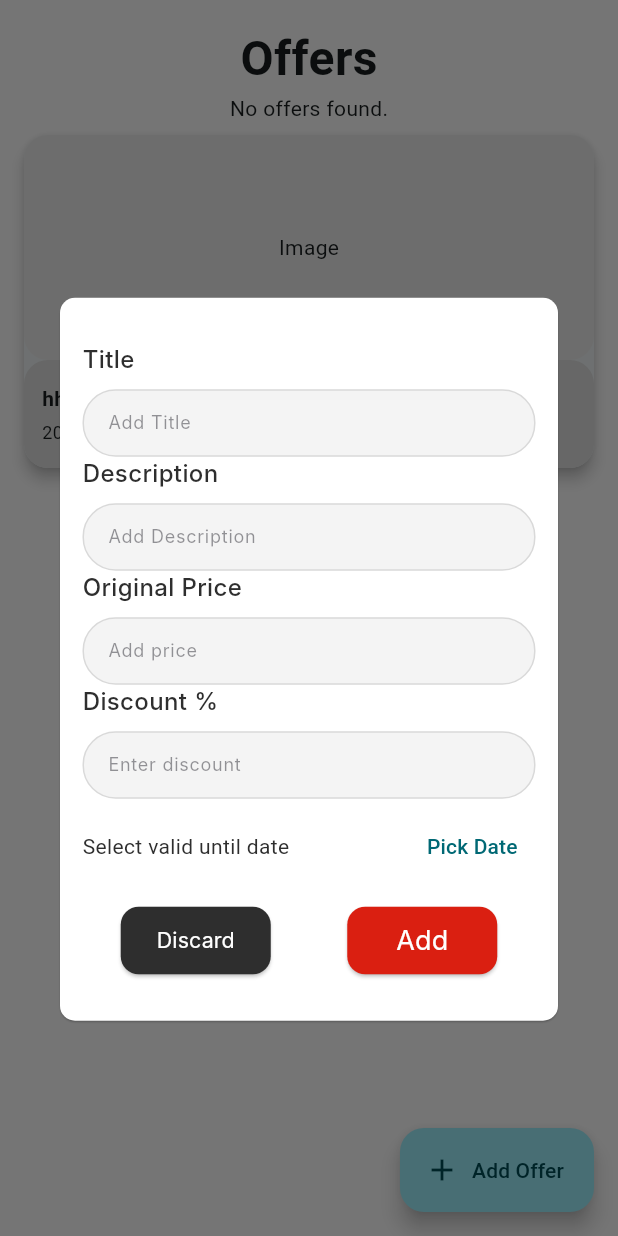
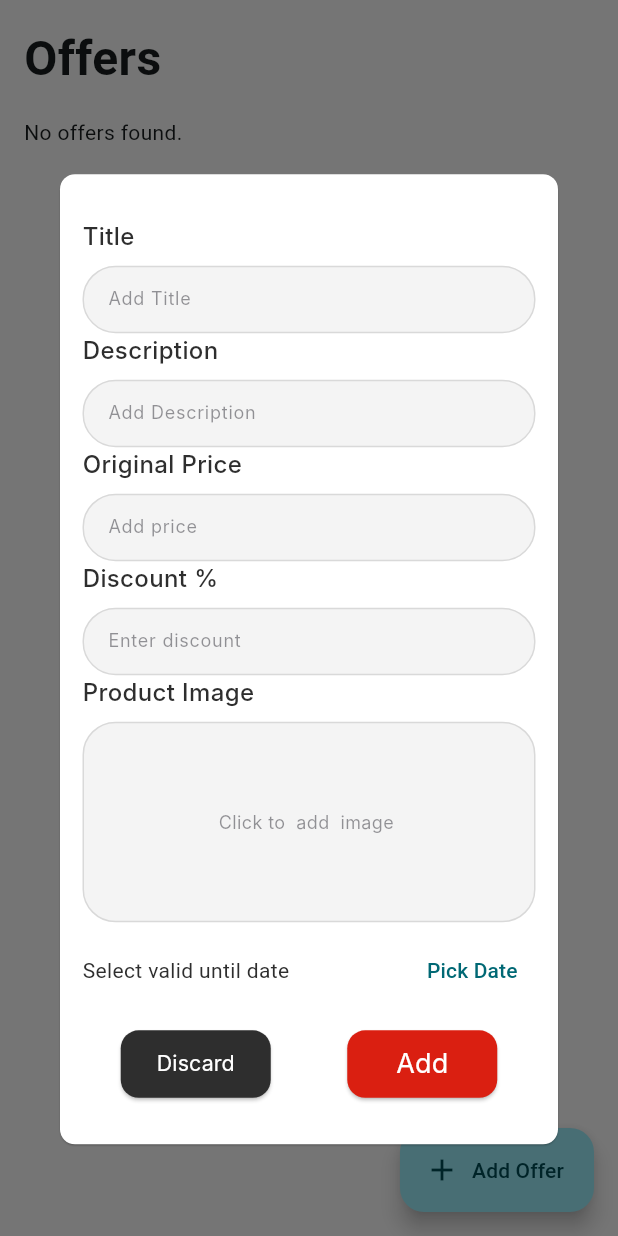
Before and after one commit to MostafaM117/car_maintenance_app, a Flutter app: the OfferScreen screen opened directly, after a tap on "Add Offer", on a phone screen of 412 x 824 dp. Run offline on Flutter 3.47's test engine with Material 3 defaults, Android fonts, the phone set to English and light mode, and no system bars; our stand-ins replace awesome_dialog, card_swiper, cloud_firestore, dash_chat_2, firebase_auth, firebase_core and 19 more; accounts and stored records are empty; Roboto replaces fonts that are missing (Inter).

Commit message:
Offer Img Done

```diff
--- a/lib/models/offer_model.dart
+++ b/lib/models/offer_model.dart
@@ -7,10 +7,9 @@ class Offer {
   final double originalPrice;
   final double discountPercentage;
   final double priceAfterDiscount;
-
   final DateTime validUntil;
-
-  final String businessname;
+  final String business_name;
+  final String imageUrl;
 
   Offer({
     required this.id,
@@ -20,7 +19,8 @@ class Offer {
     required this.discountPercentage,
     required this.priceAfterDiscount,
     required this.validUntil,
-    required this.businessname,
+    required this.business_name,
+    this.imageUrl = '',
   });
 
   Offer copyWith({
@@ -29,7 +29,8 @@ class Offer {
     String? description,
     double? price,
     DateTime? validUntil,
-    String? businessname,
+    String? business_name,
+    String? imageUrl,
   }) {
     return Offer(
       id: id ?? this.id,
@@ -39,7 +40,8 @@ class Offer {
       discountPercentage: discountPercentage,
       priceAfterDiscount: priceAfterDiscount,
       validUntil: validUntil ?? this.validUntil,
-      businessname: businessname ?? this.businessname,
+      business_name: business_name ?? this.business_name,
+      imageUrl: imageUrl ?? this.imageUrl,
     );
   }
 
@@ -51,7 +53,8 @@ class Offer {
       'discountPercentage': discountPercentage,
       'priceAfterDiscount': priceAfterDiscount,
       'validUntil': validUntil,
-      'businessname': businessname,
+      'business_name': business_name,
+      'imageUrl': imageUrl,
     };
   }
 
@@ -65,7 +68,8 @@ class Offer {
       discountPercentage: (data['discountPercentage'] as num).toDouble(),
       priceAfterDiscount: (data['priceAfterDiscount'] as num).toDouble(),
       validUntil: (data['validUntil'] as Timestamp).toDate(),
-      businessname: data['businessname'] ?? 'Unknown Business',
+      business_name: data['business_name'] ?? 'Unknown Business',
+      imageUrl: data['imageUrl'] ?? '',
     );
   }
 }
--- a/lib/screens/user_offers.dart
+++ b/lib/screens/user_offers.dart
@@ -29,7 +29,7 @@ class UserFeedScreen extends StatelessWidget {
                 child: ListTile(
                   title: Text(offer.title),
                   subtitle: Text('${offer.description}\n'
-                      'Seller: ${offer.businessname}\n'
+                      'Seller: ${offer.business_name}\n'
                       'Original Price: \$${offer.originalPrice}\n'
                       'Discount: ${offer.discountPercentage}%\n'
                       'Price After Discount: \$${offer.priceAfterDiscount}\n'
--- /dev/null
+++ b/lib/widgets/offer_img.dart
@@ -0,0 +1,113 @@
+import 'package:car_maintenance/Back-end/offer_service.dart';
+import 'package:car_maintenance/widgets/custom_widgets.dart';
+import 'package:flutter/material.dart';
+import 'package:image_picker/image_picker.dart';
+import 'package:path/path.dart' as path;
+import 'dart:io';
+
+import 'package:supabase_flutter/supabase_flutter.dart';
+
+class OfferImg extends StatefulWidget {
+  const OfferImg({super.key, required this.onImageUploaded});
+  final Function(String) onImageUploaded;
+
+  @override
+  _OfferImgState createState() => _OfferImgState();
+}
+
+class _OfferImgState extends State<OfferImg> {
+  String? imageUrl;
+  File? _image;
+  final OfferService offerService = OfferService();
+  Future<void> uploadImage() async {
+    final picker = ImagePicker();
+    final pickedFile = await picker.pickImage(source: ImageSource.gallery);
+    if (pickedFile == null) {
+      return;
+    }
+    final File imageFile = File(pickedFile.path);
+    final businessName = await offerService.getBusinessName();
+    final String fileName = '${businessName}_${path.basename(pickedFile.path)}';
+    final storage = Supabase.instance.client.storage;
+    const bucket = 'offers';
+    try {
+      final existingFiles = await storage.from(bucket).list();
+      final fileExists = existingFiles.any((file) => file.name == fileName);
+      String? publicUrl;
+      if (fileExists) {
+        publicUrl = storage.from(bucket).getPublicUrl(fileName);
+        print('File already exists: $fileName, reusing URL.');
+        setState(() {
+          imageUrl = publicUrl;
+        });
+      } else {
+        await storage.from(bucket).upload(fileName, imageFile);
+        publicUrl = storage.from(bucket).getPublicUrl(fileName);
+        print('Image uploaded successfully: $publicUrl');
+        setState(() {
+          imageUrl = publicUrl;
+          _image = imageFile;
+        });
+        widget.onImageUploaded(publicUrl);
+      }
+    } catch (e) {
+      print('Upload error: $e');
+    }
+  }
+
+  Future<void> _pickImage() async {
+    final pickedFile =
+        await ImagePicker().pickImage(source: ImageSource.gallery);
+
+    if (pickedFile != null) {
+      setState(() {
+        _image = File(pickedFile.path);
+      });
+    }
+  }
+
+  @override
+  Widget build(BuildContext context) {
+    return Column(
+      crossAxisAlignment: CrossAxisAlignment.start,
+      children: [
+        Text('Product Image',
+            style: textStyleWhite.copyWith(
+                fontSize: 16, fontWeight: FontWeight.w500)),
+        const SizedBox(height: 8),
+        GestureDetector(
+          onTap: uploadImage,
+          child: Container(
+            width: 350,
+            height: 133.79,
+            decoration: ShapeDecoration(
+              color: const Color(0xFFF4F4F4),
+              shape: RoundedRectangleBorder(
+                side: BorderSide(
+                  width: 1,
+                  color: const Color(0xFFD9D9D9),
+                ),
+                borderRadius: BorderRadius.circular(22),
+              ),
+            ),
+            child: _image == null
+                ? Center(
+                    child: Text(
+                    'Click to  add  image ',
+                    style: textStyleGray.copyWith(fontWeight: FontWeight.w400),
+                  ))
+                : ClipRRect(
+                    borderRadius: BorderRadius.circular(22),
+                    child: Image.file(
+                      _image!,
+                      fit: BoxFit.cover,
+                      width: 350,
+                      height: 133.79,
+                    ),
+                  ),
+          ),
+        ),
+      ],
+    );
+  }
+}
```
Also changed, not shown: lib/Back-end/offer_service.dart (+5 -5 lines), lib/screens/seller_screens/offer_feed.dart (+87 -57 lines), assets/images/offer.jpg (added), pubspec.lock, 12 other files.
